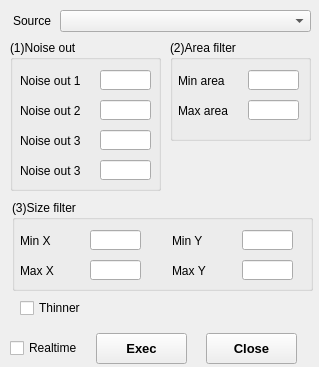
This is qroisimulator/app/dialogblob.ui in JonglockYoon/QT-qroilib as Qt 5 draws it before an edit. The edited form follows.
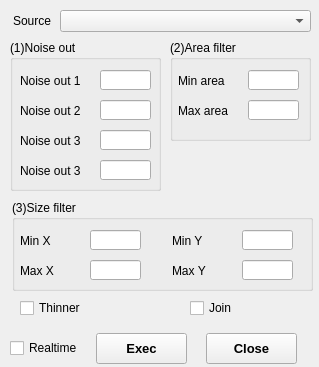
This is the edited form.

```diff
--- a/qroisimulator/app/dialogblob.ui
+++ b/qroisimulator/app/dialogblob.ui
@@ -412,6 +412,19 @@
     <string>Thinner</string>
    </property>
   </widget>
+  <widget class="QCheckBox" name="chkBoxJoin">
+   <property name="geometry">
+    <rect>
+     <x>190</x>
+     <y>300</y>
+     <width>71</width>
+     <height>16</height>
+    </rect>
+   </property>
+   <property name="text">
+    <string>Join</string>
+   </property>
+  </widget>
   <zorder>groupBox</zorder>
   <zorder>groupBox_2</zorder>
   <zorder>pushButtonClose</zorder>
```
Left out of the diff: 1 changed line with no effect on the pictures.
